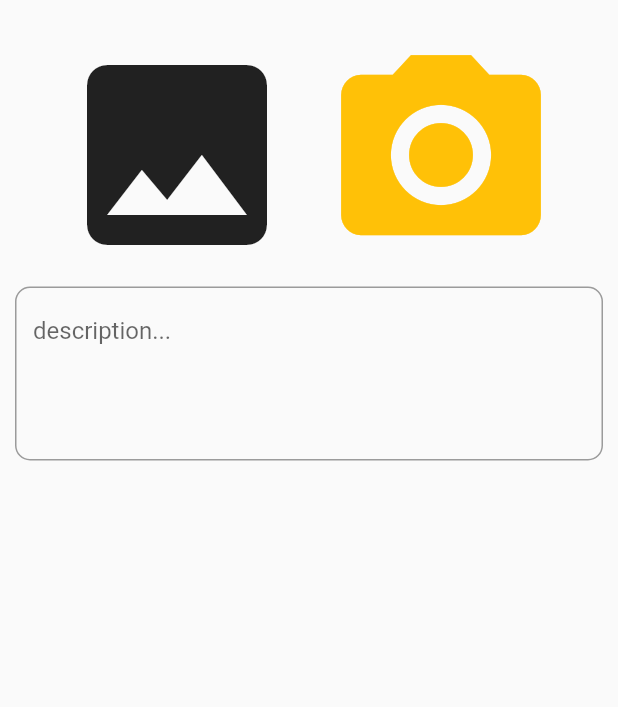
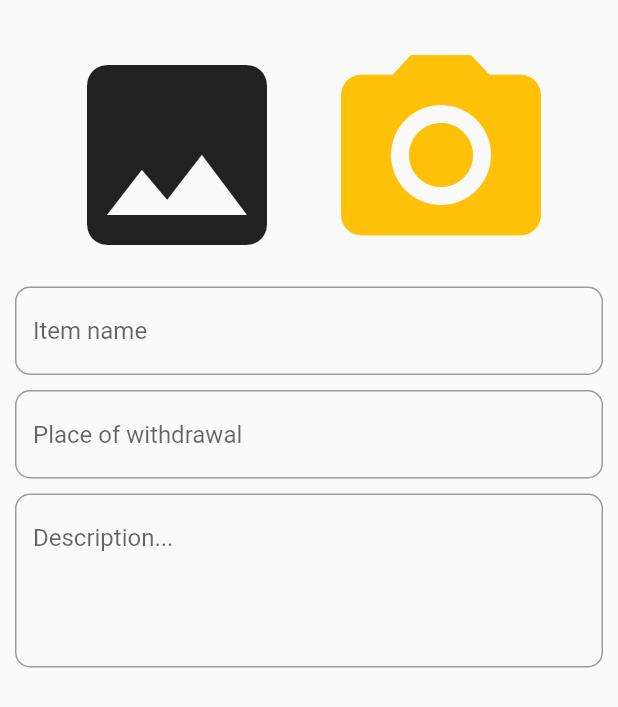
Before and after one commit to lukcza/lost_found, a Flutter app: the LostItemAddPage screen opened by its route, on a phone screen of 412 x 824 dp. Shown: the top 707 px of the screen. Run offline on Flutter 3.47's test engine with Material 2 defaults, Android fonts, the phone set to English and light mode, and no system bars; our stand-ins replace firebase_auth, firebase_core, image_picker, persistent_bottom_nav_bar; accounts and stored records are empty.

Commit message:
[9] some inputs in Item_add_page.dart

```diff
--- a/lib/views/item_add/Item_add_page.dart
+++ b/lib/views/item_add/Item_add_page.dart
@@ -1,4 +1,3 @@
-
 import 'dart:io';
 
 import 'package:flutter/material.dart';
@@ -13,9 +12,10 @@ class LostItemAddPage extends StatefulWidget {
 
 class _LostItemAddPageState extends State<LostItemAddPage> {
   File? _image;
-  Future getImageCamera()async{
+
+  Future getImageCamera() async {
     final image = await ImagePicker().pickImage(source: ImageSource.camera);
-    if( image == null) return;
+    if (image == null) return;
 
     final imageTemporary = File(image.path);
 
@@ -23,9 +23,10 @@ class _LostItemAddPageState extends State<LostItemAddPage> {
       this._image = imageTemporary;
     });
   }
-  Future getImageGallery()async{
+
+  Future getImageGallery() async {
     final image = await ImagePicker().pickImage(source: ImageSource.gallery);
-    if( image == null) return;
+    if (image == null) return;
 
     final imageTemporary = File(image.path);
 
@@ -33,6 +34,7 @@ class _LostItemAddPageState extends State<LostItemAddPage> {
       this._image = imageTemporary;
     });
   }
+
   @override
   Widget build(BuildContext context) {
     return Scaffold(
@@ -51,13 +53,39 @@ class _LostItemAddPageState extends State<LostItemAddPage> {
                       iconSize: 160,
                     ),
                     IconButton(
-                      onPressed: ()=>getImageCamera(),
+                      onPressed: () => getImageCamera(),
                       icon: Icon(Icons.photo_camera),
                       iconSize: 160,
                       color: Colors.amber,
                     ),
                   ],
                 ),
+              ),
+              TextField(
+                decoration: InputDecoration(
+                    border: OutlineInputBorder(
+                        borderRadius: BorderRadius.circular(10.0),
+                        borderSide: BorderSide(
+                          color: Colors.amber,
+                          width: 1,
+                        )),
+                    hintText: "Item name"),
+              ),
+              SizedBox(
+                height: 10,
+              ),
+              TextField(
+                decoration: InputDecoration(
+                    border: OutlineInputBorder(
+                        borderRadius: BorderRadius.circular(10.0),
+                        borderSide: BorderSide(
+                          color: Colors.amber,
+                          width: 1,
+                        )),
+                    hintText: "Place of withdrawal"),
+              ),
+              SizedBox(
+                height: 10,
               ),
               TextField(
                 maxLines: 4,
@@ -68,7 +96,7 @@ class _LostItemAddPageState extends State<LostItemAddPage> {
                           color: Colors.amber,
                           width: 1,
                         )),
-                    hintText: "description..."),
+                    hintText: "Description..."),
               ),
             ],
           ),
```
Also changed, not shown: 2 other files.
